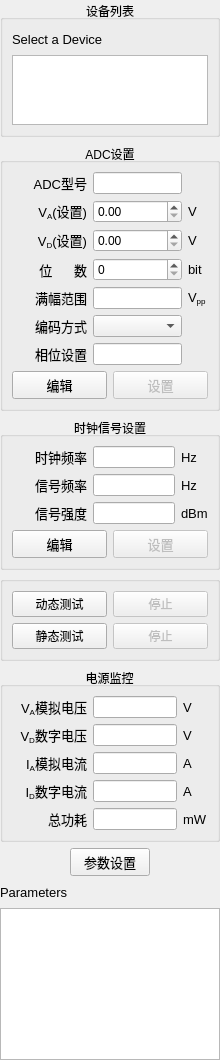
Qt form soft/zebra-scope/ControlPanel.ui (Quenii/ADCEVM) before a commit.
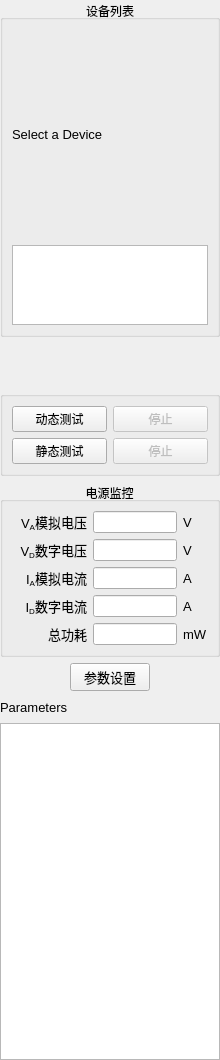
The same form after that commit. Custom widgets are drawn as their Qt base class.

```diff
--- a/soft/zebra-scope/ControlPanel.ui
+++ b/soft/zebra-scope/ControlPanel.ui
@@ -94,517 +94,13 @@
     </widget>
    </item>
    <item>
-    <widget class="QGroupBox" name="groupBox">
-     <property name="title">
-      <string>ADC设置</string>
-     </property>
-     <property name="alignment">
-      <set>Qt::AlignCenter</set>
-     </property>
-     <layout class="QGridLayout" name="gridLayout_2">
-      <item row="0" column="0">
-       <layout class="QGridLayout" name="gridLayout">
-        <item row="0" column="0">
-         <widget class="QLabel" name="labl_3">
-          <property name="font">
-           <font>
-            <family>Arial</family>
-            <pointsize>10</pointsize>
-           </font>
-          </property>
-          <property name="text">
-           <string>ADC型号</string>
-          </property>
-          <property name="alignment">
-           <set>Qt::AlignRight|Qt::AlignTrailing|Qt::AlignVCenter</set>
-          </property>
-         </widget>
-        </item>
-        <item row="0" column="1">
-         <widget class="QLineEdit" name="adcTypeLineEdit">
-          <property name="sizePolicy">
-           <sizepolicy hsizetype="Preferred" vsizetype="Fixed">
-            <horstretch>0</horstretch>
-            <verstretch>0</verstretch>
-           </sizepolicy>
-          </property>
-         </widget>
-        </item>
-        <item row="1" column="0">
-         <widget class="QLabel" name="labl_4">
-          <property name="font">
-           <font>
-            <family>Arial</family>
-            <pointsize>10</pointsize>
-           </font>
-          </property>
-          <property name="text">
-           <string>V&lt;sub&gt;A&lt;/sub&gt;(设置)</string>
-          </property>
-          <property name="alignment">
-           <set>Qt::AlignRight|Qt::AlignTrailing|Qt::AlignVCenter</set>
-          </property>
-         </widget>
-        </item>
-        <item row="1" column="1">
-         <widget class="QDoubleSpinBox" name="vaDoubleSpinBox">
-          <property name="sizePolicy">
-           <sizepolicy hsizetype="Preferred" vsizetype="Fixed">
-            <horstretch>0</horstretch>
-            <verstretch>0</verstretch>
-           </sizepolicy>
-          </property>
-         </widget>
-        </item>
-        <item row="1" column="2">
-         <widget class="QLabel" name="labl_10">
-          <property name="minimumSize">
-           <size>
-            <width>20</width>
-            <height>0</height>
-           </size>
-          </property>
-          <property name="maximumSize">
-           <size>
-            <width>20</width>
-            <height>16777215</height>
-           </size>
-          </property>
-          <property name="font">
-           <font>
-            <family>Arial</family>
-            <pointsize>10</pointsize>
-           </font>
-          </property>
-          <property name="text">
-           <string>V</string>
-          </property>
-         </widget>
-        </item>
-        <item row="2" column="0">
-         <widget class="QLabel" name="labl_5">
-          <property name="font">
-           <font>
-            <family>Arial</family>
-            <pointsize>10</pointsize>
-           </font>
-          </property>
-          <property name="text">
-           <string>V&lt;sub&gt;D&lt;/sub&gt;(设置)</string>
-          </property>
-          <property name="alignment">
-           <set>Qt::AlignRight|Qt::AlignTrailing|Qt::AlignVCenter</set>
-          </property>
-         </widget>
-        </item>
-        <item row="2" column="1">
-         <widget class="QDoubleSpinBox" name="vdDoubleSpinBox">
-          <property name="sizePolicy">
-           <sizepolicy hsizetype="Preferred" vsizetype="Fixed">
-            <horstretch>0</horstretch>
-            <verstretch>0</verstretch>
-           </sizepolicy>
-          </property>
-         </widget>
-        </item>
-        <item row="2" column="2">
-         <widget class="QLabel" name="labl_11">
-          <property name="font">
-           <font>
-            <family>Arial</family>
-            <pointsize>10</pointsize>
-           </font>
-          </property>
-          <property name="text">
-           <string>V</string>
-          </property>
-         </widget>
-        </item>
-        <item row="3" column="0">
-         <widget class="QLabel" name="labl_6">
-          <property name="font">
-           <font>
-            <family>Arial</family>
-            <pointsize>10</pointsize>
-           </font>
-          </property>
-          <property name="text">
-           <string>位      数</string>
-          </property>
-          <property name="alignment">
-           <set>Qt::AlignRight|Qt::AlignTrailing|Qt::AlignVCenter</set>
-          </property>
-         </widget>
-        </item>
-        <item row="3" column="1">
-         <widget class="QSpinBox" name="bitCountSpinBox">
-          <property name="sizePolicy">
-           <sizepolicy hsizetype="Preferred" vsizetype="Fixed">
-            <horstretch>0</horstretch>
-            <verstretch>0</verstretch>
-           </sizepolicy>
-          </property>
-         </widget>
-        </item>
-        <item row="3" column="2">
-         <widget class="QLabel" name="labl_12">
-          <property name="font">
-           <font>
-            <family>Arial</family>
-            <pointsize>10</pointsize>
-           </font>
-          </property>
-          <property name="text">
-           <string>bit</string>
-          </property>
-         </widget>
-        </item>
-        <item row="4" column="0">
-         <widget class="QLabel" name="labl_7">
-          <property name="font">
-           <font>
-            <family>Arial</family>
-            <pointsize>10</pointsize>
-           </font>
-          </property>
-          <property name="text">
-           <string>满幅范围</string>
-          </property>
-          <property name="alignment">
-           <set>Qt::AlignRight|Qt::AlignTrailing|Qt::AlignVCenter</set>
-          </property>
-         </widget>
-        </item>
-        <item row="4" column="1">
-         <widget class="QLineEdit" name="vppLineEdit">
-          <property name="sizePolicy">
-           <sizepolicy hsizetype="Preferred" vsizetype="Fixed">
-            <horstretch>0</horstretch>
-            <verstretch>0</verstretch>
-           </sizepolicy>
-          </property>
-         </widget>
-        </item>
-        <item row="4" column="2">
-         <widget class="QLabel" name="labl_13">
-          <property name="font">
-           <font>
-            <family>Arial</family>
-            <pointsize>10</pointsize>
-           </font>
-          </property>
-          <property name="text">
-           <string>V&lt;sub&gt;pp&lt;/sub&gt;</string>
-          </property>
-         </widget>
-        </item>
-        <item row="5" column="0">
-         <widget class="QLabel" name="labl_8">
-          <property name="font">
-           <font>
-            <family>Arial</family>
-            <pointsize>10</pointsize>
-           </font>
-          </property>
-          <property name="text">
-           <string>编码方式</string>
-          </property>
-          <property name="alignment">
-           <set>Qt::AlignRight|Qt::AlignTrailing|Qt::AlignVCenter</set>
-          </property>
-         </widget>
-        </item>
-        <item row="6" column="0">
-         <widget class="QLabel" name="labl_9">
-          <property name="minimumSize">
-           <size>
-            <width>75</width>
-            <height>0</height>
-           </size>
-          </property>
-          <property name="maximumSize">
-           <size>
-            <width>75</width>
-            <height>16777215</height>
-           </size>
-          </property>
-          <property name="font">
-           <font>
-            <family>Arial</family>
-            <pointsize>10</pointsize>
-           </font>
-          </property>
-          <property name="text">
-           <string>相位设置</string>
-          </property>
-          <property name="alignment">
-           <set>Qt::AlignRight|Qt::AlignTrailing|Qt::AlignVCenter</set>
-          </property>
-         </widget>
-        </item>
-        <item row="6" column="1">
-         <widget class="QLineEdit" name="phaseLineEdit">
-          <property name="sizePolicy">
-           <sizepolicy hsizetype="Preferred" vsizetype="Fixed">
-            <horstretch>0</horstretch>
-            <verstretch>0</verstretch>
-           </sizepolicy>
-          </property>
-         </widget>
-        </item>
-        <item row="5" column="1">
-         <widget class="QComboBox" name="codingComboBox"/>
-        </item>
-        <item row="7" column="0" colspan="3">
-         <layout class="QHBoxLayout" name="horizontalLayout_7">
-          <item>
-           <widget class="QPushButton" name="pushButtonEditAdcSettings">
-            <property name="sizePolicy">
-             <sizepolicy hsizetype="Preferred" vsizetype="Fixed">
-              <horstretch>0</horstretch>
-              <verstretch>0</verstretch>
-             </sizepolicy>
-            </property>
-            <property name="font">
-             <font>
-              <family>Arial</family>
-              <pointsize>10</pointsize>
-             </font>
-            </property>
-            <property name="text">
-             <string>编辑</string>
-            </property>
-           </widget>
-          </item>
-          <item>
-           <widget class="QPushButton" name="pushButtonApplyAdcSettings">
-            <property name="enabled">
-             <bool>false</bool>
-            </property>
-            <property name="sizePolicy">
-             <sizepolicy hsizetype="Preferred" vsizetype="Fixed">
-              <horstretch>0</horstretch>
-              <verstretch>0</verstretch>
-             </sizepolicy>
-            </property>
-            <property name="font">
-             <font>
-              <family>Arial</family>
-              <pointsize>10</pointsize>
-             </font>
-            </property>
-            <property name="text">
-             <string>设置</string>
-            </property>
-           </widget>
-          </item>
-         </layout>
-        </item>
-       </layout>
-      </item>
-     </layout>
+    <widget class="AdcSettingsWidget" name="adcSettingsWidget" native="true">
+     <layout class="QGridLayout" name="gridLayout_2"/>
     </widget>
    </item>
    <item>
-    <widget class="QGroupBox" name="groupBox_2">
-     <property name="title">
-      <string>时钟信号设置</string>
-     </property>
-     <property name="alignment">
-      <set>Qt::AlignCenter</set>
-     </property>
-     <layout class="QGridLayout" name="gridLayout_3">
-      <item row="0" column="0">
-       <layout class="QGridLayout" name="gridLayout_4">
-        <item row="0" column="0">
-         <widget class="QLabel" name="labl_14">
-          <property name="minimumSize">
-           <size>
-            <width>75</width>
-            <height>0</height>
-           </size>
-          </property>
-          <property name="maximumSize">
-           <size>
-            <width>75</width>
-            <height>16777215</height>
-           </size>
-          </property>
-          <property name="font">
-           <font>
-            <family>Arial</family>
-            <pointsize>10</pointsize>
-           </font>
-          </property>
-          <property name="text">
-           <string>时钟频率</string>
-          </property>
-          <property name="alignment">
-           <set>Qt::AlignRight|Qt::AlignTrailing|Qt::AlignVCenter</set>
-          </property>
-         </widget>
-        </item>
-        <item row="0" column="1">
-         <widget class="QLineEdit" name="clockFreqLineEdit">
-          <property name="sizePolicy">
-           <sizepolicy hsizetype="Preferred" vsizetype="Fixed">
-            <horstretch>0</horstretch>
-            <verstretch>0</verstretch>
-           </sizepolicy>
-          </property>
-         </widget>
-        </item>
-        <item row="1" column="0">
-         <widget class="QLabel" name="labl_15">
-          <property name="font">
-           <font>
-            <family>Arial</family>
-            <pointsize>10</pointsize>
-           </font>
-          </property>
-          <property name="text">
-           <string>信号频率</string>
-          </property>
-          <property name="alignment">
-           <set>Qt::AlignRight|Qt::AlignTrailing|Qt::AlignVCenter</set>
-          </property>
-         </widget>
-        </item>
-        <item row="2" column="0">
-         <widget class="QLabel" name="labl_17">
-          <property name="font">
-           <font>
-            <family>Arial</family>
-            <pointsize>10</pointsize>
-           </font>
-          </property>
-          <property name="text">
-           <string>信号强度</string>
-          </property>
-          <property name="alignment">
-           <set>Qt::AlignRight|Qt::AlignTrailing|Qt::AlignVCenter</set>
-          </property>
-         </widget>
-        </item>
-        <item row="2" column="2">
-         <widget class="QLabel" name="labl_18">
-          <property name="font">
-           <font>
-            <family>Arial</family>
-            <pointsize>10</pointsize>
-           </font>
-          </property>
-          <property name="text">
-           <string>dBm</string>
-          </property>
-         </widget>
-        </item>
-        <item row="0" column="2">
-         <widget class="QLabel" name="labl_25">
-          <property name="minimumSize">
-           <size>
-            <width>20</width>
-            <height>0</height>
-           </size>
-          </property>
-          <property name="maximumSize">
-           <size>
-            <width>20</width>
-            <height>16777215</height>
-           </size>
-          </property>
-          <property name="font">
-           <font>
-            <family>Arial</family>
-            <pointsize>10</pointsize>
-           </font>
-          </property>
-          <property name="text">
-           <string>Hz</string>
-          </property>
-         </widget>
-        </item>
-        <item row="1" column="1">
-         <widget class="QLineEdit" name="signalFreqLineEdit">
-          <property name="sizePolicy">
-           <sizepolicy hsizetype="Preferred" vsizetype="Fixed">
-            <horstretch>0</horstretch>
-            <verstretch>0</verstretch>
-           </sizepolicy>
-          </property>
-         </widget>
-        </item>
-        <item row="1" column="2">
-         <widget class="QLabel" name="labl_26">
-          <property name="font">
-           <font>
-            <family>Arial</family>
-            <pointsize>10</pointsize>
-           </font>
-          </property>
-          <property name="text">
-           <string>Hz</string>
-          </property>
-         </widget>
-        </item>
-        <item row="2" column="1">
-         <widget class="QLineEdit" name="signalPowerLineEdit">
-          <property name="sizePolicy">
-           <sizepolicy hsizetype="Preferred" vsizetype="Fixed">
-            <horstretch>0</horstretch>
-            <verstretch>0</verstretch>
-           </sizepolicy>
-          </property>
-         </widget>
-        </item>
-        <item row="4" column="0" colspan="3">
-         <layout class="QHBoxLayout" name="horizontalLayout_6">
-          <item>
-           <widget class="QPushButton" name="pushButtonEditSignalSettings">
-            <property name="sizePolicy">
-             <sizepolicy hsizetype="Preferred" vsizetype="Fixed">
-              <horstretch>0</horstretch>
-              <verstretch>0</verstretch>
-             </sizepolicy>
-            </property>
-            <property name="font">
-             <font>
-              <family>Arial</family>
-              <pointsize>10</pointsize>
-             </font>
-            </property>
-            <property name="text">
-             <string>编辑</string>
-            </property>
-           </widget>
-          </item>
-          <item>
-           <widget class="QPushButton" name="pushButtonApplySignalSettings">
-            <property name="enabled">
-             <bool>false</bool>
-            </property>
-            <property name="sizePolicy">
-             <sizepolicy hsizetype="Preferred" vsizetype="Fixed">
-              <horstretch>0</horstretch>
-              <verstretch>0</verstretch>
-             </sizepolicy>
-            </property>
-            <property name="font">
-             <font>
-              <family>Arial</family>
-              <pointsize>10</pointsize>
-             </font>
-            </property>
-            <property name="text">
-             <string>设置</string>
-            </property>
-           </widget>
-          </item>
-         </layout>
-        </item>
-       </layout>
-      </item>
-     </layout>
+    <widget class="SignalSettingsWidget" name="signalSettingsWidget" native="true">
+     <layout class="QGridLayout" name="gridLayout_3"/>
     </widget>
    </item>
    <item>
@@ -1012,6 +508,20 @@
    </item>
   </layout>
  </widget>
+ <customwidgets>
+  <customwidget>
+   <class>AdcSettingsWidget</class>
+   <extends>QWidget</extends>
+   <header>adcsettingswidget.h</header>
+   <container>1</container>
+  </customwidget>
+  <customwidget>
+   <class>SignalSettingsWidget</class>
+   <extends>QWidget</extends>
+   <header>signalsettingswidget.h</header>
+   <container>1</container>
+  </customwidget>
+ </customwidgets>
  <resources/>
  <connections/>
 </ui>
```
Left out of the diff: 4 changed lines with no effect on the pictures.
